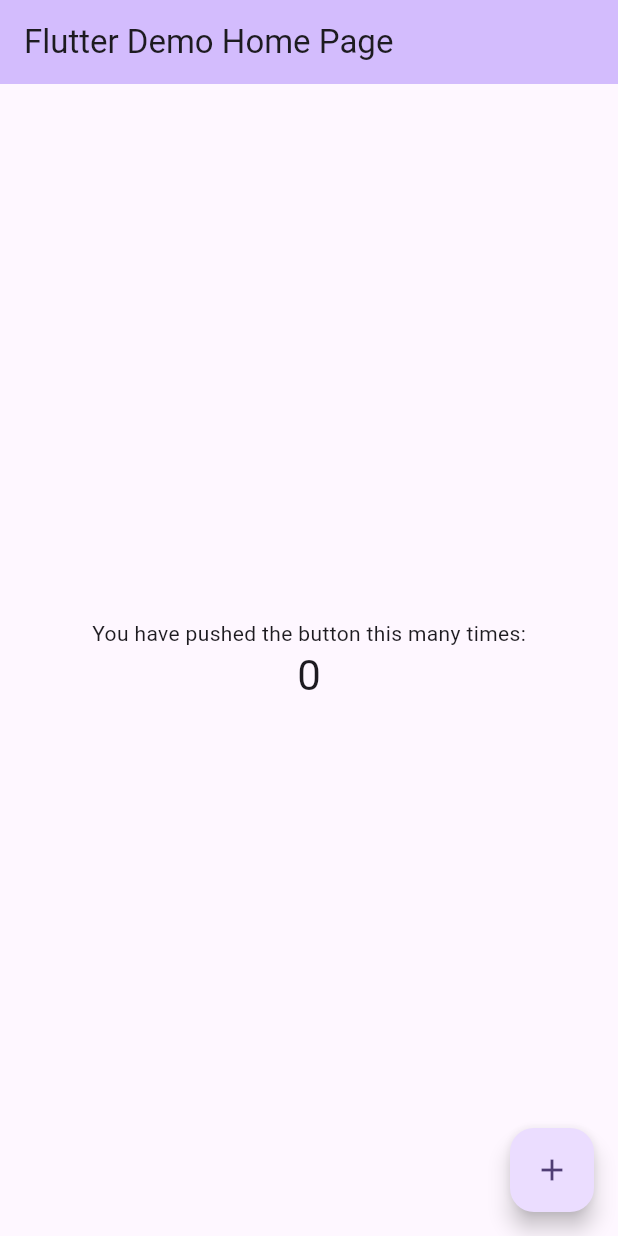
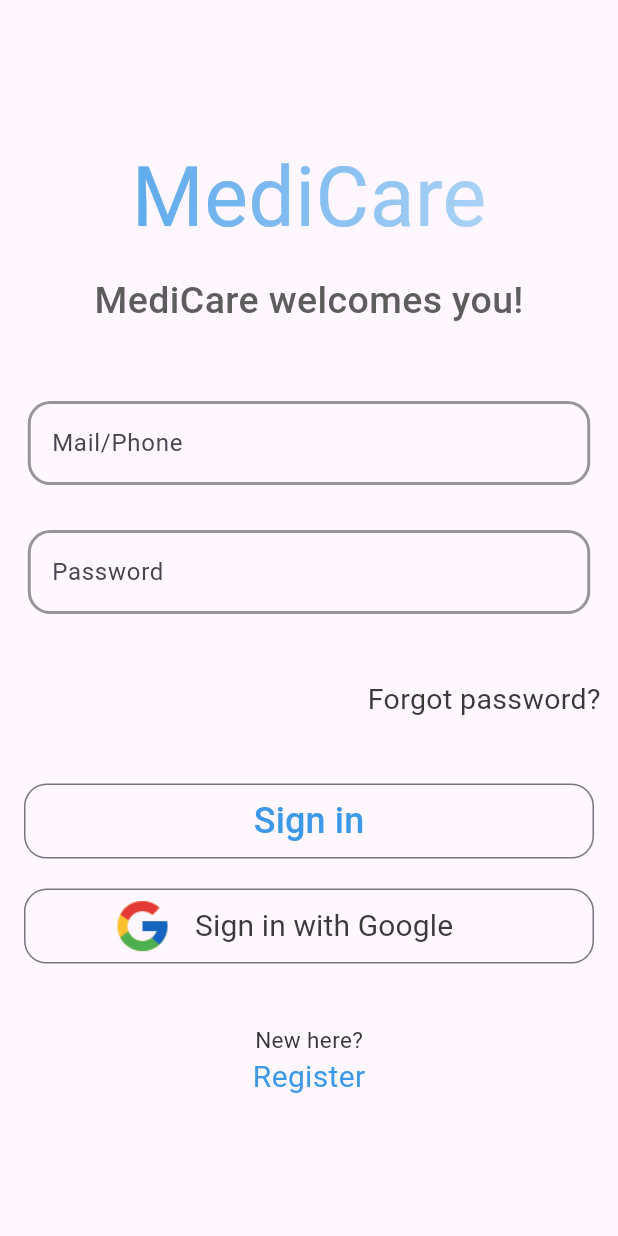
Before and after one commit to BlessedForever04/MediCare, a Flutter app: the screen it shows after launch, on a phone screen of 412 x 824 dp. Run offline on Flutter 3.47's test engine with Material 3 defaults, Android fonts, the phone set to English and light mode, and no system bars; our stand-ins replace cloud_firestore, firebase_auth; accounts and stored records are empty.

Commit message:
Login page and registration page developed

```diff
--- a/lib/main.dart
+++ b/lib/main.dart
@@ -1,122 +1,22 @@
 import 'package:flutter/material.dart';
+import 'package:temp/pages/login.dart';
 
 void main() {
-  runApp(const MyApp());
+  runApp(MyApp());
 }
 
-class MyApp extends StatelessWidget {
+var Theme_color = const Color.fromARGB(255, 60, 152, 232);
+
+class MyApp extends StatefulWidget {
   const MyApp({super.key});
 
-  // This widget is the root of your application.
+  @override
+  State<MyApp> createState() => _MyAppState();
+}
+
+class _MyAppState extends State<MyApp> {
   @override
   Widget build(BuildContext context) {
-    return MaterialApp(
-      title: 'Flutter Demo',
-      theme: ThemeData(
-        // This is the theme of your application.
-        //
-        // TRY THIS: Try running your application with "flutter run". You'll see
-        // the application has a purple toolbar. Then, without quitting the app,
-        // try changing the seedColor in the colorScheme below to Colors.green
-        // and then invoke "hot reload" (save your changes or press the "hot
-        // reload" button in a Flutter-supported IDE, or press "r" if you used
-        // the command line to start the app).
-        //
-        // Notice that the counter didn't reset back to zero; the application
-        // state is not lost during the reload. To reset the state, use hot
-        // restart instead.
-        //
-        // This works for code too, not just values: Most code changes can be
-        // tested with just a hot reload.
-        colorScheme: ColorScheme.fromSeed(seedColor: Colors.deepPurple),
-      ),
-      home: const MyHomePage(title: 'Flutter Demo Home Page'),
-    );
+    return MaterialApp(debugShowCheckedModeBanner: false, home: login());
   }
 }
-
-class MyHomePage extends StatefulWidget {
-  const MyHomePage({super.key, required this.title});
-
-  // This widget is the home page of your application. It is stateful, meaning
-  // that it has a State object (defined below) that contains fields that affect
-  // how it looks.
-
-  // This class is the configuration for the state. It holds the values (in this
-  // case the title) provided by the parent (in this case the App widget) and
-  // used by the build method of the State. Fields in a Widget subclass are
-  // always marked "final".
-
-  final String title;
-
-  @override
-  State<MyHomePage> createState() => _MyHomePageState();
-}
-
-class _MyHomePageState extends State<MyHomePage> {
-  int _counter = 0;
-
-  void _incrementCounter() {
-    setState(() {
-      // This call to setState tells the Flutter framework that something has
-      // changed in this State, which causes it to rerun the build method below
-      // so that the display can reflect the updated values. If we changed
-      // _counter without calling setState(), then the build method would not be
-      // called again, and so nothing would appear to happen.
-      _counter++;
-    });
-  }
-
-  @override
-  Widget build(BuildContext context) {
-    // This method is rerun every time setState is called, for instance as done
-    // by the _incrementCounter method above.
-    //
-    // The Flutter framework has been optimized to make rerunning build methods
-    // fast, so that you can just rebuild anything that needs updating rather
-    // than having to individually change instances of widgets.
-    return Scaffold(
-      appBar: AppBar(
-        // TRY THIS: Try changing the color here to a specific color (to
-        // Colors.amber, perhaps?) and trigger a hot reload to see the AppBar
-        // change color while the other colors stay the same.
-        backgroundColor: Theme.of(context).colorScheme.inversePrimary,
-        // Here we take the value from the MyHomePage object that was created by
-        // the App.build method, and use it to set our appbar title.
-        title: Text(widget.title),
-      ),
-      body: Center(
-        // Center is a layout widget. It takes a single child and positions it
-        // in the middle of the parent.
-        child: Column(
-          // Column is also a layout widget. It takes a list of children and
-          // arranges them vertically. By default, it sizes itself to fit its
-          // children horizontally, and tries to be as tall as its parent.
-          //
-          // Column has various properties to control how it sizes itself and
-          // how it positions its children. Here we use mainAxisAlignment to
-          // center the children vertically; the main axis here is the vertical
-          // axis because Columns are vertical (the cross axis would be
-          // horizontal).
-          //
-          // TRY THIS: Invoke "debug painting" (choose the "Toggle Debug Paint"
-          // action in the IDE, or press "p" in the console), to see the
-          // wireframe for each widget.
-          mainAxisAlignment: MainAxisAlignment.center,
-          children: <Widget>[
-            const Text('You have pushed the button this many times:'),
-            Text(
-              '$_counter',
-              style: Theme.of(context).textTheme.headlineMedium,
-            ),
-          ],
-        ),
-      ),
-      floatingActionButton: FloatingActionButton(
-        onPressed: _incrementCounter,
-        tooltip: 'Increment',
-        child: const Icon(Icons.add),
-      ), // This trailing comma makes auto-formatting nicer for build methods.
-    );
-  }
-}
--- /dev/null
+++ b/lib/pages/login.dart
@@ -0,0 +1,295 @@
+import 'package:flutter/material.dart';
+import 'package:temp/pages/register.dart';
+import 'package:temp/main.dart';
+import 'dart:ui' as ui;
+
+class login extends StatefulWidget {
+  const login({super.key});
+
+  @override
+  State<login> createState() => _loginState();
+}
+
+class _loginState extends State<login> {
+  TextEditingController userName = TextEditingController();
+  TextEditingController password = TextEditingController();
+  @override
+  Widget build(BuildContext context) {
+    return MaterialApp(
+      debugShowCheckedModeBanner: false,
+
+      home: Scaffold(
+        // backgroundColor: Color.fromRGBO(254, 254, 254, 100),
+        resizeToAvoidBottomInset: true,
+        body: SafeArea(
+          child: ListView(
+            children: [
+              Container(
+                // column container
+                padding: EdgeInsets.only(
+                  top: MediaQuery.of(context).size.height * 0.1,
+                ),
+                child: Column(
+                  // Login page
+                  children: [
+                    appName(), // name of app
+                    sloganText(), // welcome text
+                    loginCred(userName, password), // id pass login
+                    forgotPass(), // forgot pass button
+                    Column(
+                      children: [
+                        Padding(padding: EdgeInsetsGeometry.only(top: 30)),
+                        signinButton(userName, password), // sign in button
+                        googleButton(), // sign in with google button
+                        registerButton(context), // register button
+                      ],
+                    ),
+                  ],
+                ),
+              ),
+            ],
+          ),
+        ),
+      ),
+    );
+  }
+}
+
+Widget appName() {
+  return SizedBox(
+    // App name/logo
+    height: 100,
+    width: 405,
+    // color: const Color.fromARGB(255, 255, 42, 42),
+    child: Center(
+      child: Text(
+        "MediCare",
+        style: TextStyle(
+          fontSize: 55,
+          foreground: Paint()
+            ..shader = ui.Gradient.linear(
+              const Offset(0, 0),
+              const Offset(600, 100),
+              <Color>[Theme_color, const Color.fromARGB(255, 255, 255, 255)],
+            ),
+        ),
+      ),
+    ),
+  );
+}
+
+Widget sloganText() {
+  return SizedBox(
+    // Slogan text
+    height: 70,
+
+    child: Text(
+      "MediCare welcomes you!",
+      style: TextStyle(
+        color: const Color.fromARGB(255, 93, 93, 93),
+        fontSize: 25,
+        fontWeight: FontWeight.w500,
+        fontFamily: 'Roboto',
+      ),
+    ),
+  );
+}
+
+Widget loginCred(var userName, var password) {
+  return SizedBox(
+    height: 200,
+    // color: Colors.red[400],
+    width: 405,
+    child: Column(
+      children: [
+        Padding(
+          padding: EdgeInsetsGeometry.all(15),
+          child: TextField(
+            cursorHeight: 20,
+            cursorColor: Theme_color,
+            controller: userName,
+
+            decoration: InputDecoration(
+              labelText: "Mail/Phone",
+
+              enabledBorder: OutlineInputBorder(
+                borderSide: BorderSide(
+                  color: const Color.fromARGB(102, 0, 0, 0),
+                  width: 2.0,
+                ),
+                borderRadius: BorderRadius.circular(15),
+              ),
+
+              disabledBorder: OutlineInputBorder(
+                borderSide: BorderSide(color: Colors.red, width: 2.0),
+                borderRadius: BorderRadius.circular(15),
+              ),
+              focusedBorder: OutlineInputBorder(
+                borderSide: BorderSide(color: Theme_color, width: 3.0),
+                borderRadius: BorderRadius.circular(15),
+              ),
+
+              border: OutlineInputBorder(
+                borderRadius: BorderRadius.circular(15),
+              ),
+            ),
+          ),
+        ),
+        Padding(
+          padding: EdgeInsetsGeometry.all(15),
+          child: TextField(
+            cursorHeight: 20,
+            obscureText: true,
+            cursorColor: Theme_color,
+            controller: password,
+            decoration: InputDecoration(
+              labelText: "Password ",
+              enabledBorder: OutlineInputBorder(
+                borderSide: BorderSide(
+                  color: const Color.fromARGB(102, 0, 0, 0),
+                  width: 2.0,
+                ),
+                borderRadius: BorderRadius.circular(15),
+              ),
+
+              disabledBorder: OutlineInputBorder(
+                borderSide: BorderSide(color: Colors.red, width: 2.0),
+                borderRadius: BorderRadius.circular(15),
+              ),
+
+              focusedBorder: OutlineInputBorder(
+                borderSide: BorderSide(color: Theme_color, width: 3.0),
+                borderRadius: BorderRadius.circular(15),
+              ),
+            ),
+          ),
+        ),
+      ],
+    ),
+    // user id and pass
+  );
+}
+
+Widget forgotPass() {
+  return Container(
+    // Forget pass
+    width: 450,
+    padding: EdgeInsets.only(left: 245),
+    height: 40,
+    // color: Colors.red[300],
+    child: Text(
+      "Forgot password?",
+      style: TextStyle(
+        fontSize: 19,
+        color: const Color.fromARGB(255, 57, 57, 57),
+      ),
+    ),
+  );
+}
+
+Widget signinButton(var f1, var f2) {
+  return SizedBox(
+    height: 50,
+    child: SizedBox(
+      width: 380,
+      child: Builder(
+        builder: (BuildContext context) {
+          return OutlinedButton.icon(
+            onPressed: () {
+              String userName = f1.text.trim();
+              String password = f2.text.trim();
+
+              if (userName.isEmpty || password.isEmpty) {
+                ScaffoldMessenger.of(context).showSnackBar(
+                  SnackBar(content: Text("Enter all credentials")),
+                );
+              }
+            },
+            style: OutlinedButton.styleFrom(
+              shape: RoundedRectangleBorder(
+                borderRadius: BorderRadius.circular(15),
+              ),
+            ),
+            label: Text(
+              "Sign in",
+              style: TextStyle(fontSize: 24, color: Theme_color),
+            ),
+          );
+        },
+      ),
+    ),
+  );
+}
+
+Widget googleButton() {
+  return Container(
+    // google sign in button
+    // color: Colors.red[200],
+    height: 70,
+    padding: EdgeInsets.only(top: 20),
+    child: SizedBox(
+      width: 380,
+      child: OutlinedButton.icon(
+        onPressed: () {},
+
+        style: OutlinedButton.styleFrom(
+          shape: RoundedRectangleBorder(
+            borderRadius: BorderRadiusGeometry.circular(15),
+          ),
+        ),
+        label: Row(
+          mainAxisAlignment: MainAxisAlignment.start,
+          children: [
+            Container(
+              width: 75,
+              padding: EdgeInsets.only(left: 35),
+              child: Image.asset('assets/googlelogo.png'),
+            ),
+            Container(
+              padding: EdgeInsets.only(left: 15),
+              child: Text(
+                "Sign in with Google",
+                style: TextStyle(
+                  fontSize: 20,
+                  color: const Color.fromARGB(255, 59, 59, 59),
+                  fontWeight: FontWeight.w400,
+                ),
+              ),
+            ),
+          ],
+        ),
+      ),
+    ),
+  );
+}
+
+Widget registerButton(BuildContext context) {
+  return Container(
+    // Register button
+    padding: EdgeInsets.only(top: 40),
+    child: Column(
+      children: [
+        Text(
+          "New here?",
+          style: TextStyle(
+            fontSize: 15,
+            color: const Color.fromARGB(255, 55, 55, 55),
+          ),
+        ),
+        GestureDetector(
+          onTap: () {
+            Navigator.push(
+              context,
+              MaterialPageRoute(builder: (context) => const register_page()),
+            );
+          },
+          child: Text(
+            "Register",
+
+            style: TextStyle(fontSize: 20, color: Theme_color),
+          ),
+        ),
+      ],
+    ),
+  );
+}
```
Also changed, not shown: lib/pages/register.dart (added, +224 -0 lines), pubspec.yaml (+5 -2 lines), assets/googlelogo.png (added), pubspec.lock, 4 other files.
